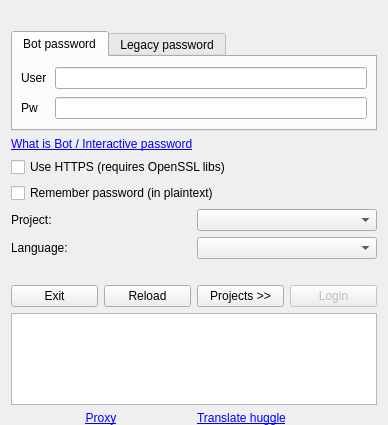
First picture: the form in huggle/login.ui, repository huggle/huggle3-qt-lx, before the edit.
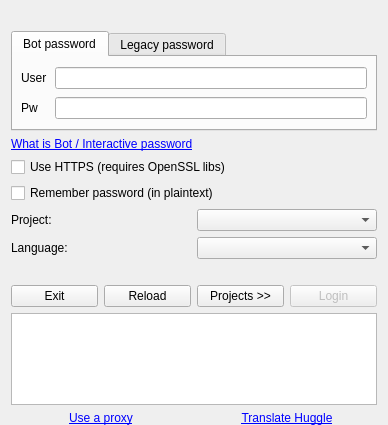
Second picture: the form after the edit. Icons and pictures are not drawn.

Commit message:
Few improvements about localization (#212)
* Few strings localisations
* Puts a capital letter for 'Huggle' in Localization
* precision in the error message of the WikiPageTagsForm exception
* push foward the error message, changes the order of the lines, so Reason is at the top.
* Fix the 'projects' button on the login form

What changed in the file:
```diff
--- a/huggle/login.ui
+++ b/huggle/login.ui
@@ -359,7 +359,7 @@
      <item>
       <widget class="QLabel" name="label">
        <property name="text">
-        <string>&lt;a href=&quot;dummy&quot;&gt;Proxy&lt;/a&gt;</string>
+        <string>&lt;a href=&quot;dummy&quot;&gt;Use a proxy&lt;/a&gt;</string>
        </property>
        <property name="alignment">
         <set>Qt::AlignCenter</set>
@@ -369,7 +369,10 @@
      <item>
       <widget class="QLabel" name="labelTranslate">
        <property name="text">
-        <string notr="true">&lt;html&gt;&lt;head/&gt;&lt;body&gt;&lt;p&gt;&lt;a href=&quot;http://meta.wikimedia.org/wiki/Huggle/Localization&quot;&gt;&lt;span style=&quot; text-decoration: underline; color:#0000ff;&quot;&gt;Translate huggle&lt;/span&gt;&lt;/a&gt;&lt;/p&gt;&lt;/body&gt;&lt;/html&gt;</string>
+        <string notr="true">&lt;html&gt;&lt;head/&gt;&lt;body&gt;&lt;p&gt;&lt;a href=&quot;http://meta.wikimedia.org/wiki/Huggle/Localization&quot;&gt;&lt;span style=&quot; text-decoration: underline; color:#0000ff;&quot;&gt;Translate Huggle&lt;/span&gt;&lt;/a&gt;&lt;/p&gt;&lt;/body&gt;&lt;/html&gt;</string>
+       </property>
+        <property name="alignment">
+        <set>Qt::AlignCenter</set>
        </property>
       </widget>
      </item>
```
The commit also changes 7 other files.
